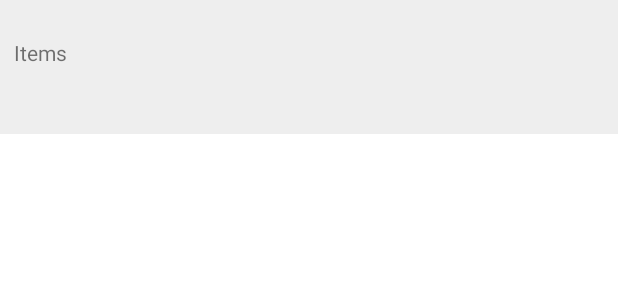
After one commit to rareed2021/GroceryExercise, an Android app: the layout row_order.xml on its own in the app's theme, with its tools: preview values and no code run, on a phone screen of 412 x 824 dp. The commit adds this screen. Shown: the top 300 px of the screen. Run offline under Robolectric (Android 15) with nearby library versions, the phone set to English and light mode, and no system bars; network calls fail.

Commit message:
Added simple order listing

```diff
--- /dev/null
+++ b/app/src/main/res/layout/row_order.xml
@@ -0,0 +1,39 @@
+<?xml version="1.0" encoding="utf-8"?>
+<RelativeLayout xmlns:android="http://schemas.android.com/apk/res/android"
+    android:orientation="vertical" android:layout_width="match_parent"
+    android:background="@color/background"
+    android:layout_marginBottom="5dp"
+    android:padding="6dp"
+    android:layout_height="wrap_content">
+<TextView
+    android:layout_width="wrap_content"
+    android:layout_height="wrap_content"
+    android:id="@+id/text_email"
+    android:layout_alignParentTop="true"
+    />
+    <TextView
+        android:layout_width="wrap_content"
+        android:layout_height="wrap_content"
+        android:layout_below="@id/text_email"
+        android:id="@+id/text_items"
+        />
+    <TextView
+        android:layout_width="wrap_content"
+        android:layout_height="wrap_content"
+        android:layout_below="@id/text_email"
+        android:layout_toEndOf="@id/text_items"
+        android:text=" Items"
+        />
+    <TextView
+        android:layout_width="wrap_content"
+        android:layout_height="wrap_content"
+        android:layout_below="@id/text_items"
+        android:id="@+id/text_cost"
+        />
+    <TextView
+        android:layout_width="wrap_content"
+        android:layout_height="wrap_content"
+        android:id="@+id/text_date"
+        android:layout_below="@id/text_cost"
+        />
+</RelativeLayout>
```
Also changed, not shown: app/src/main/java/com/test/groceryexercise/activities/ListOrdersActivity.kt (added, +51 -0 lines), app/src/main/java/com/test/groceryexercise/activities/ListingActivity.kt (+1 -1 lines), app/src/main/java/com/test/groceryexercise/activities/SelectPaymentActivity.kt (+2 -2 lines), app/src/main/java/com/test/groceryexercise/adapters/OrderListAdapter.kt (added, +46 -0 lines), app/src/main/java/com/test/groceryexercise/app/Endpoints.kt (+1 -0 lines), app/src/main/java/com/test/groceryexercise/models/Order.kt (+2 -2 lines), app/src/main/res/layout/activity_list_orders.xml (added, +17 -0 lines).
